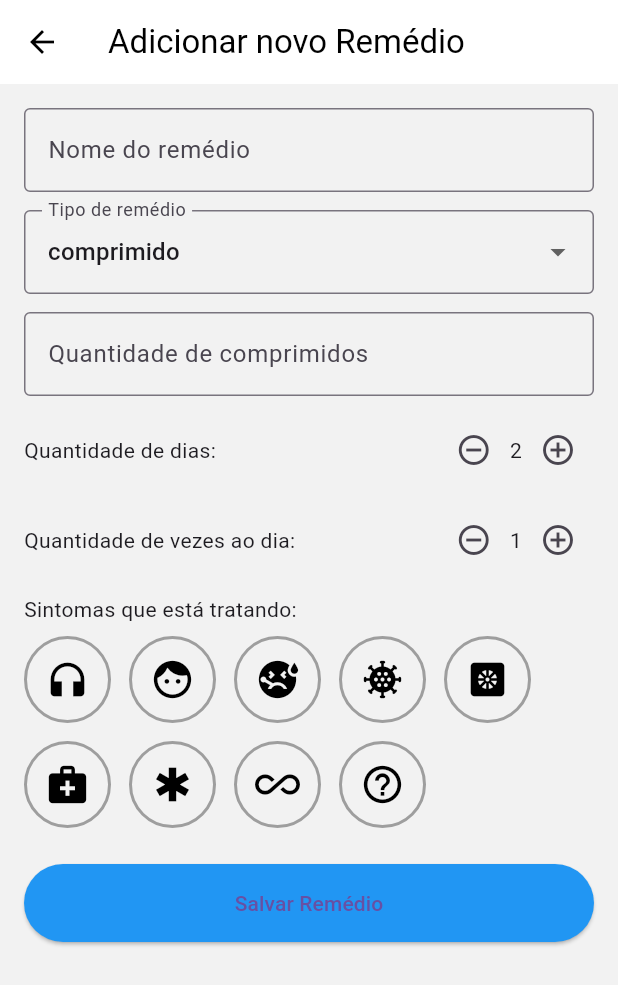
After one commit to juschmidtt/remindmed, a Flutter app: the screen it shows after launch, item 3 of the bottom bar chosen, after a tap on the "add circle outline" icon, on a phone screen of 412 x 824 dp. The commit adds this screen. Shown: the top 985 px of the screen. Run offline on Flutter 3.47's test engine with Material 3 defaults, Android fonts, the phone set to English and light mode, and no system bars.

Commit message:
adicionar remedios tela

```diff
--- /dev/null
+++ b/remindmed/lib/tela_add.dart
@@ -0,0 +1,186 @@
+import 'package:flutter/material.dart';
+
+class AdicionarRemedioPage extends StatefulWidget {
+  const AdicionarRemedioPage({super.key});
+
+  @override
+  State<AdicionarRemedioPage> createState() => _AdicionarRemedioPageState();
+}
+
+class _AdicionarRemedioPageState extends State<AdicionarRemedioPage> {
+  final TextEditingController nomeController = TextEditingController();
+  final TextEditingController comprimidosController = TextEditingController();
+  final List<String> tipos = ['comprimido', 'xarope', 'gotas', 'injeção', 'vacina'];
+  String tipoSelecionado = 'comprimido';
+  int quantidadeDias = 1;
+  int vezesAoDia = 1;
+
+  int sintomaSelecionado = -1;
+
+  final List<IconData> iconesSintomas = [
+    Icons.headphones, // dor de cabeça
+    Icons.face,       // enjoo
+    Icons.sick,       // dor de barriga
+    Icons.coronavirus, // sintomas respiratórios
+    Icons.heat_pump,  // febre
+    Icons.medical_services, // dor de dente
+    Icons.emergency, // dor abdominal
+    Icons.all_inclusive, // tosse
+    Icons.help_outline, // outro
+  ];
+
+  void salvarRemedio() {
+    final remedio = {
+      'nome': nomeController.text,
+      'tipo': tipoSelecionado,
+      'frequencia': '$vezesAoDia vezes ao dia',
+      'duracao': '$quantidadeDias dias',
+      'cor': Colors.lightBlueAccent,
+      'icone': Icons.medication,
+    };
+    Navigator.pop(context, remedio); // devolve o remédio para quem chamou
+  }
+
+  @override
+  Widget build(BuildContext context) {
+    return Scaffold(
+      backgroundColor: const Color(0xFFF2F2F2),
+      appBar: AppBar(
+        title: const Text('Adicionar novo Remédio', style: TextStyle(color: Colors.black)),
+        backgroundColor: Colors.white,
+        iconTheme: const IconThemeData(color: Colors.black),
+      ),
+      body: Padding(
+        padding: const EdgeInsets.all(16),
+        child: ListView(
+          children: [
+            TextField(
+              controller: nomeController,
+              decoration: const InputDecoration(
+                labelText: 'Nome do remédio',
+                border: OutlineInputBorder(),
+              ),
+            ),
+            const SizedBox(height: 12),
+            DropdownButtonFormField<String>(
+              value: tipoSelecionado,
+              decoration: const InputDecoration(
+                labelText: 'Tipo de remédio',
+                border: OutlineInputBorder(),
+              ),
+              items: tipos.map((tipo) {
+                return DropdownMenuItem(value: tipo, child: Text(tipo));
+              }).toList(),
+              onChanged: (value) {
+                setState(() {
+                  tipoSelecionado = value!;
+                });
+              },
+            ),
+            const SizedBox(height: 12),
+            TextField(
+              controller: comprimidosController,
+              keyboardType: TextInputType.number,
+              decoration: const InputDecoration(
+                labelText: 'Quantidade de comprimidos',
+                border: OutlineInputBorder(),
+              ),
+            ),
+            const SizedBox(height: 12),
+            Row(
+              children: [
+                const Text('Quantidade de dias:'),
+                const Spacer(),
+                IconButton(
+                  icon: const Icon(Icons.remove_circle_outline),
+                  onPressed: () {
+                    setState(() {
+                      quantidadeDias = (quantidadeDias - 1).clamp(1, 365);
+                    });
+                  },
+                ),
+                Text('$quantidadeDias'),
+                IconButton(
+                  icon: const Icon(Icons.add_circle_outline),
+                  onPressed: () {
+                    setState(() {
+                      quantidadeDias++;
+                    });
+                  },
+                ),
+              ],
+            ),
+            const SizedBox(height: 12),
+            Row(
+              children: [
+                const Text('Quantidade de vezes ao dia:'),
+                const Spacer(),
+                IconButton(
+                  icon: const Icon(Icons.remove_circle_outline),
+                  onPressed: () {
+                    setState(() {
+                      vezesAoDia = (vezesAoDia - 1).clamp(1, 24);
+                    });
+                  },
+                ),
+                Text('$vezesAoDia'),
+                IconButton(
+                  icon: const Icon(Icons.add_circle_outline),
+                  onPressed: () {
+                    setState(() {
+                      vezesAoDia++;
+                    });
+                  },
+                ),
+              ],
+            ),
+            const SizedBox(height: 12),
+            const Text('Sintomas que está tratando:'),
+            const SizedBox(height: 8),
+            Wrap(
+              spacing: 12,
+              runSpacing: 12,
+              children: List.generate(iconesSintomas.length, (index) {
+                return GestureDetector(
+                  onTap: () {
+                    setState(() {
+                      sintomaSelecionado = index;
+                    });
+                  },
+                  child: Container(
+                    decoration: BoxDecoration(
+                      shape: BoxShape.circle,
+                      border: Border.all(
+                        color: sintomaSelecionado == index
+                            ? Colors.blue
+                            : Colors.grey,
+                        width: 2,
+                      ),
+                    ),
+                    padding: const EdgeInsets.all(12),
+                    child: Icon(
+                      iconesSintomas[index],
+                      size: 30,
+                      color: sintomaSelecionado == index
+                          ? Colors.blue
+                          : Colors.black,
+                    ),
+                  ),
+                );
+              }),
+            ),
+            const SizedBox(height: 24),
+            ElevatedButton(
+              onPressed: salvarRemedio,
+              child: const Text('Salvar Remédio'),
+              style: ElevatedButton.styleFrom(
+                backgroundColor: Colors.blue,
+                padding: const EdgeInsets.symmetric(vertical: 16),
+              ),
+            )
+          ],
+        ),
+      ),
+    );
+  }
+}
--- a/remindmed/lib/tela_inicial.dart
+++ b/remindmed/lib/tela_inicial.dart
@@ -1,4 +1,5 @@
 import 'package:flutter/material.dart';
+import 'package:remindmed/tela_add.dart';
 
 class DetalheRemedioPage extends StatefulWidget {
   final Map<String, dynamic> remedio;
@@ -164,7 +165,7 @@ class _DetalheRemedioPageState extends State<DetalheRemedioPage> {
                 mainAxisAlignment: MainAxisAlignment.spaceBetween,
                 children: [
                   Text("Mensagem"),
-                  Text("Não esqueça\ndo seu remédio!",
+                  Text("Não esqueça do seu remédio!",
                       textAlign: TextAlign.right,
                       style: TextStyle(fontWeight: FontWeight.bold)),
                 ],
@@ -190,8 +191,19 @@ class _TelaInicialState extends State<TelaInicial> {
   void _onTap(int index) {
     setState(() {
       _indiceSelecionado = index;
+      if (index == 2) {
+        Navigator.push(
+          context,
+          MaterialPageRoute(builder: (context) => AdicionarRemedioPage()),
+        ).then((novoRemedio) {
+          if (novoRemedio != null) {
+            setState(() {
+              remedios.add(novoRemedio);
+            });
+          }
+        });
+      }
     });
-
   }
 
   final List<Map<String, dynamic>> remedios = [
@@ -339,11 +351,11 @@ class _TelaInicialState extends State<TelaInicial> {
           selectedItemColor: Colors.blue,
           unselectedItemColor: Colors.grey,
           items: const [
-            BottomNavigationBarItem(icon: Icon(Icons.home), label: ''),
-            BottomNavigationBarItem(icon: Icon(Icons.calendar_today), label: ''),
-            BottomNavigationBarItem(icon: Icon(Icons.add), label: ''),
-            BottomNavigationBarItem(icon: Icon(Icons.place), label: ''),
-            BottomNavigationBarItem(icon: Icon(Icons.inventory_2), label: ''),
+            BottomNavigationBarItem(icon: Icon(Icons.home), label: 'Início'),
+            BottomNavigationBarItem(icon: Icon(Icons.calendar_today), label: 'Calendário'),
+            BottomNavigationBarItem(icon: Icon(Icons.add), label: 'Adicionar remédio'),
+            BottomNavigationBarItem(icon: Icon(Icons.place), label: 'Farmácias'),
+            BottomNavigationBarItem(icon: Icon(Icons.inventory_2), label: 'Estoque'),
           ],
         ),
       ),
```
Also changed, not shown: 3 other files.
